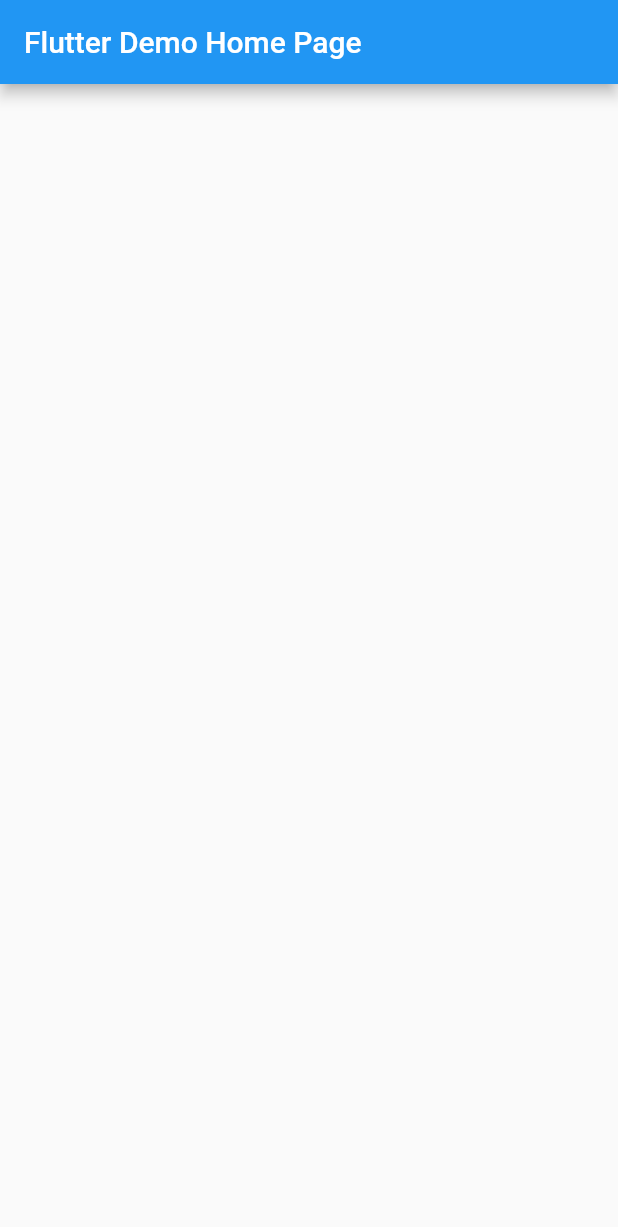
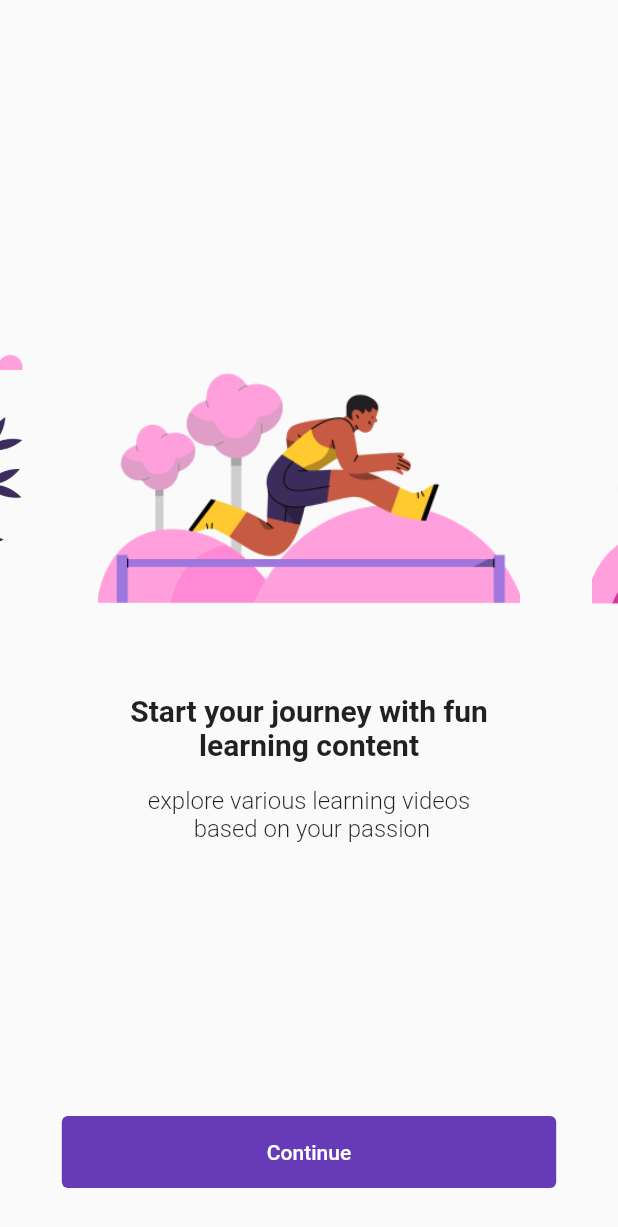
Before and after one commit to R-E-V-A/balanc_ed_2, a Flutter app: the screen it shows after launch, on a phone screen of 412 x 824 dp. Shown: the top 1227 px of the screen. Run offline on Flutter 3.47's test engine with Material 2 defaults, Android fonts, the phone set to English and light mode, and no system bars; drawn by our look-alikes of carousel_slider.

Commit message:
carousel complete

```diff
--- a/lib/main.dart
+++ b/lib/main.dart
@@ -1,4 +1,5 @@
 import 'package:flutter/material.dart';
+import 'package:carousel_slider/carousel_slider.dart';
 
 void main() {
   runApp(const MyApp());
@@ -29,15 +30,107 @@
   State<MyHomePage> createState() => _MyHomePageState();
 }
 
+class OnBoardingPage {
+  String title, subtitle, image;
+
+  OnBoardingPage(this.title, this.subtitle, this.image);
+}
+
 class _MyHomePageState extends State<MyHomePage> {
+  OnBoardingPage getOnBoardingData(int index) {
+    var onBoardingDataList = [
+      OnBoardingPage(
+          "Start your journey with fun learning content",
+          "explore various learning videos\n based on your passion",
+          "assets/images/onboarding_1.png"),
+      OnBoardingPage(
+          "Start your journey with fun learning content",
+          "explore various learning videos\n based on your passion",
+          "assets/images/onboarding_2.png"),
+      OnBoardingPage(
+          "Start your journey with fun learning content",
+          "explore various learning videos\n based on your passion",
+          "assets/images/onboarding_3.png")
+    ];
+    return onBoardingDataList[index];
+  }
 
   @override
   Widget build(BuildContext context) {
     return Scaffold(
-      appBar: AppBar(
-        title: Text(widget.title),
+        body: Stack(children: [
+      Column(
+        mainAxisAlignment: MainAxisAlignment.center,
+        children: [
+          CarouselSlider(
+            options: CarouselOptions(height: 400.0),
+            items: [1, 2, 3].map((i) {
+              var carouselData = getOnBoardingData(i - 1);
+              return Builder(
+                builder: (BuildContext context) {
+                  return Container(
+                      width: MediaQuery.of(context).size.width,
+                      margin: const EdgeInsets.symmetric(horizontal: 24.0),
+                      child: Column(
+                        children: [
+                          Image(
+                            image: AssetImage(carouselData.image),
+                          ),
+                          Padding(
+                            padding: const EdgeInsets.symmetric(vertical: 16.0),
+                            child: Text(
+                              carouselData.title,
+                              style: const TextStyle(
+                                fontWeight: FontWeight.bold,
+                                fontSize: 20,
+                              ),
+                              textAlign: TextAlign.center,
+                            ),
+                          ),
+                          Text(
+                            carouselData.subtitle,
+                            style: const TextStyle(
+                              fontWeight: FontWeight.w300,
+                              fontSize: 16,
+                            ),
+                            textAlign: TextAlign.center,
+                          )
+                        ],
+                      ));
+                },
+              );
+            }).toList(),
+          ),
+        ],
       ),
-      body: Container()
-    );
+      SizedBox(
+        width: MediaQuery.of(context).size.width,
+        child: Column(
+          mainAxisAlignment: MainAxisAlignment.end,
+          crossAxisAlignment: CrossAxisAlignment.center,
+          children: [
+            SizedBox(
+              width: MediaQuery.of(context).size.width * 0.8,
+              child: Padding(
+                padding: const EdgeInsets.symmetric(vertical: 32.0),
+                child: TextButton(
+                  onPressed: () {},
+                  style: ButtonStyle(
+                      backgroundColor:
+                          MaterialStateProperty.all<Color>(Colors.deepPurple)),
+                  child: const Padding(
+                    padding: EdgeInsets.all(8.0),
+                    child: Text(
+                      "Continue",
+                      style: TextStyle(color: Colors.white),
+                    ),
+                  ),
+                ),
+              ),
+            )
+          ],
+        ),
+      )
+    ]));
   }
 }
```
Also changed, not shown: pubspec.yaml (+7 -0 lines), assets/images/balance_ed_logo.png (added), assets/images/onboarding_1.png (added), assets/images/onboarding_2.png (added), assets/images/onboarding_3.png (added), pubspec.lock.
